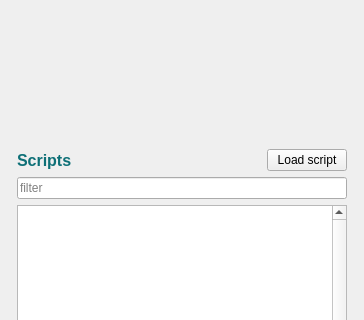
Before: the Qt Designer form interface/ui/runningScriptsWidget.ui in vircadia/vircadia-native-core, drawn with Qt 5; both pictures show x 0 to 364 and y 294 to 614 of the 364 by 728 pixel window.
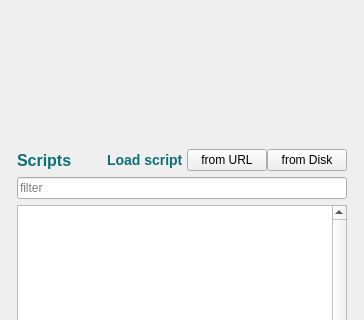
After: the same form once the commit is applied.

Commit message: running scripts list -> treeview initial

```diff
--- a/interface/ui/runningScriptsWidget.ui
+++ b/interface/ui/runningScriptsWidget.ui
@@ -390,10 +390,27 @@
            </property>
           </spacer>
          </item>
+         <item>
+          <widget class="QLabel" name="label_2">
+           <property name="styleSheet">
+            <string notr="true">color: #0e7077; font: bold 14px;</string>
+           </property>
+           <property name="text">
+            <string>Load script </string>
+           </property>
+          </widget>
+         </item>
+         <item>
+          <widget class="QPushButton" name="pushButton">
+           <property name="text">
+            <string>from URL</string>
+           </property>
+          </widget>
+         </item>
          <item>
           <widget class="QPushButton" name="loadScriptButton">
            <property name="text">
-            <string>Load script</string>
+            <string>from Disk</string>
            </property>
           </widget>
          </item>
```
Left out of the diff: 12 changed lines with no effect on the pictures. The commit also changes 3 other files.
